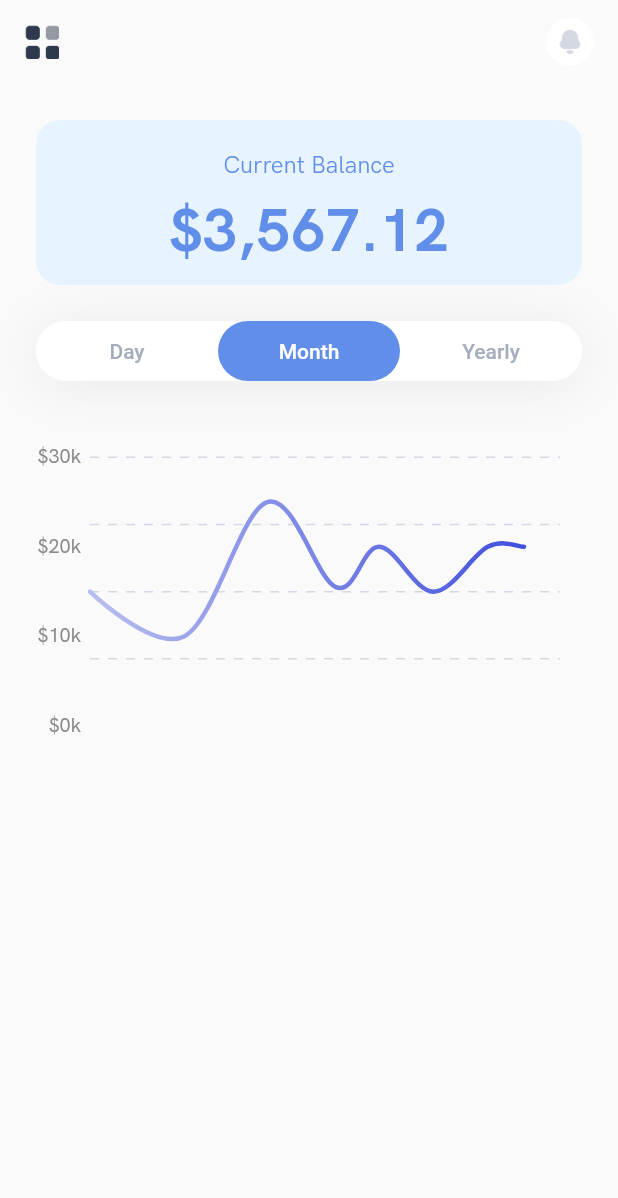
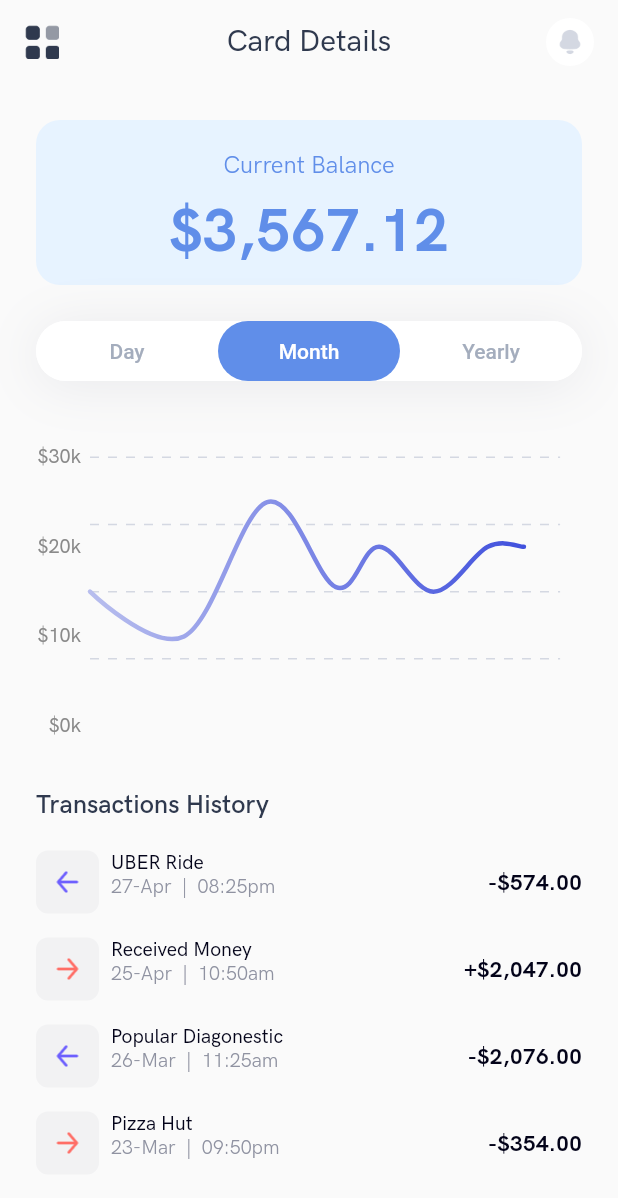
Before and after one commit to irisktaker/mobile_banking_app, a Flutter app: the ChartScreen screen opened directly, on a phone screen of 412 x 824 dp. Shown: the top 1198 px of the screen. Run offline on Flutter 3.47's test engine with Material 2 defaults, Android fonts, the phone set to English and light mode, and no system bars; drawn by our look-alikes of fl_chart; network calls fail.

Commit message:
Mobile Banking App

```diff
--- /dev/null
+++ b/lib/models/transaction_history.dart
@@ -0,0 +1,17 @@
+class TransactionHistory {
+  String moneyTransactionArrow;
+  String title;
+  String date;
+  String time;
+  double amount;
+  String statues;
+
+  TransactionHistory({
+    required this.moneyTransactionArrow,
+    required this.title,
+    required this.date,
+    required this.time,
+    required this.amount,
+    required this.statues,
+  });
+}
--- a/lib/screens/chart/chart_screen.dart
+++ b/lib/screens/chart/chart_screen.dart
@@ -29,6 +29,16 @@ class _ChartScreenState extends State<ChartScreen> {
           child: Image.asset(
             "assets/icons/menu.png",
             scale: 2,
+          ),
+        ),
+        centerTitle: true,
+        title: const Text(
+          "Card Details",
+          style: TextStyle(
+            fontFamily: "HK Grotesk",
+            fontWeight: FontWeight.w500,
+            fontSize: 20,
+            color: Color(0xFF2F394E),
           ),
         ),
         actions: [
@@ -155,7 +165,99 @@ class _ChartScreenState extends State<ChartScreen> {
               width: size.width,
               height: 219,
               margin: const EdgeInsets.symmetric(horizontal: 24),
-              child: LineChartSample(),
+              child: const LineChartSample(),
+            ),
+            const SizedBox(height: 34),
+            Container(
+              margin: const EdgeInsets.only(left: 24),
+              alignment: Alignment.centerLeft,
+              child: const Text(
+                "Transactions History",
+                style: TextStyle(
+                  fontSize: 17,
+                  fontFamily: "HK Grotesk",
+                  fontWeight: FontWeight.w600,
+                  color: Color(0xFF2F394E),
+                ),
+              ),
+            ),
+            const SizedBox(height: 20),
+            SizedBox(
+              width: size.width,
+              height: 400,
+              child: ListView.builder(
+                itemCount: Singleton.instance.transactionHistory.length,
+                itemBuilder: ((context, index) {
+                  return Container(
+                    width: size.width,
+                    height: 42,
+                    margin: const EdgeInsets.only(
+                      left: 24,
+                      right: 24,
+                      bottom: 16,
+                    ),
+                    child: Row(
+                      children: [
+                        Container(
+                          width: 42,
+                          height: 42,
+                          padding: const EdgeInsets.all(16),
+                          decoration: BoxDecoration(
+                            color: const Color(0xFF8F92A1).withOpacity(0.08),
+                            borderRadius: BorderRadius.circular(8),
+                            image: DecorationImage(
+                              image: AssetImage(
+                                Singleton.instance.transactionHistory[index]
+                                    .moneyTransactionArrow,
+                              ),
+                              scale: 1.5,
+                            ),
+                          ),
+                        ),
+                        const SizedBox(width: 8),
+                        Column(
+                          crossAxisAlignment: CrossAxisAlignment.start,
+                          children: [
+                            Text(
+                              Singleton
+                                  .instance.transactionHistory[index].title,
+                              style: const TextStyle(
+                                fontSize: 13,
+                                fontFamily: "HK Grotesk",
+                                fontWeight: FontWeight.w500,
+                                color: Color(0xFF030319),
+                              ),
+                            ),
+                            Text(
+                              "${Singleton.instance.transactionHistory[index].date}  |  ${Singleton.instance.transactionHistory[index].time}",
+                              style: const TextStyle(
+                                fontSize: 13,
+                                fontFamily: "HK Grotesk",
+                                fontWeight: FontWeight.w400,
+                                color: Color(0xFF8F92A1),
+                              ),
+                            ),
+                          ],
+                        ),
+                        const Spacer(),
+                        Row(
+                          children: [
+                            Text(
+                              "${Singleton.instance.transactionHistory[index].statues}\$${formatter.format(Singleton.instance.transactionHistory[index].amount)}",
+                              style: const TextStyle(
+                                fontSize: 15,
+                                fontFamily: "HK Grotesk",
+                                fontWeight: FontWeight.w700,
+                                color: Color(0xFF030319),
+                              ),
+                            ),
+                          ],
+                        ),
+                      ],
+                    ),
+                  );
+                }),
+              ),
             ),
           ],
         ),
--- a/lib/singleton/singleton.dart
+++ b/lib/singleton/singleton.dart
@@ -2,6 +2,7 @@ import 'package:flutter/material.dart';
 import 'package:mobile_banking_app/models/drawer_data.dart';
 import 'package:mobile_banking_app/models/frequently_used.dart';
 import 'package:mobile_banking_app/models/payment_card.dart';
+import 'package:mobile_banking_app/models/transaction_history.dart';
 
 import '../models/chart_tabs.dart';
 
@@ -114,4 +115,39 @@ class Singleton {
       isSelected: false,
     ),
   ];
+
+  List<TransactionHistory> transactionHistory = [
+    TransactionHistory(
+      moneyTransactionArrow: "assets/icons/recieved_money.png",
+      title: "UBER Ride",
+      date: "27-Apr",
+      time: "08:25pm",
+      amount: 574.00,
+      statues: "-",
+    ),
+    TransactionHistory(
+      moneyTransactionArrow: "assets/icons/send.png",
+      title: "Received Money",
+      date: "25-Apr",
+      time: "10:50am",
+      amount: 2047.00,
+      statues: "+",
+    ),
+    TransactionHistory(
+      moneyTransactionArrow: "assets/icons/recieved_money.png",
+      title: "Popular Diagonestic ",
+      date: "26-Mar",
+      time: "11:25am",
+      amount: 2076.00,
+      statues: "-",
+    ),
+    TransactionHistory(
+      moneyTransactionArrow: "assets/icons/send.png",
+      title: "Pizza Hut",
+      date: "23-Mar",
+      time: "09:50pm",
+      amount: 354.00,
+      statues: "-",
+    ),
+  ];
 }
```
Also changed, not shown: assets/icons/send.png (added).
